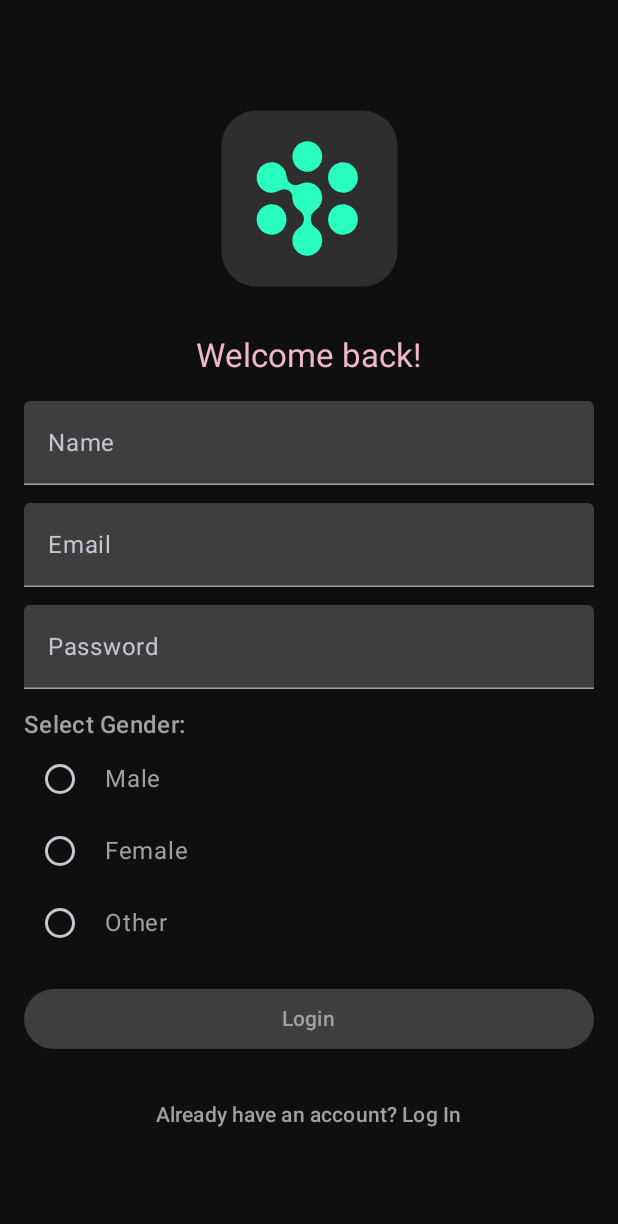
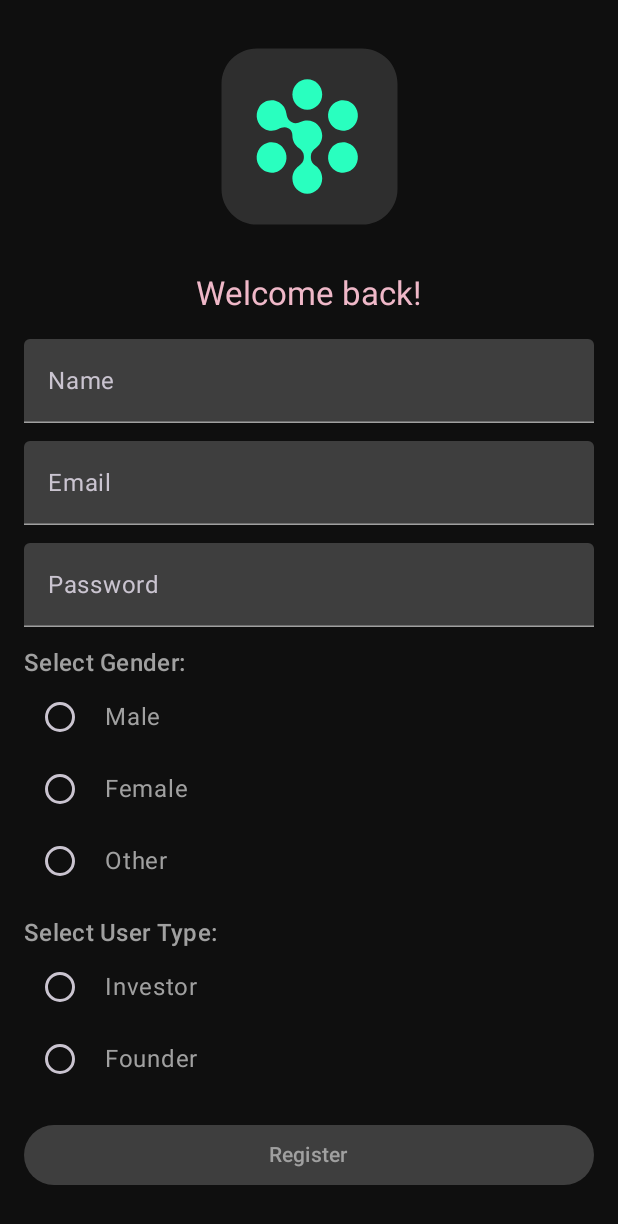
Before and after one commit to rookiky/Invest_er, an Android app built with Jetpack Compose: the RegistrationActivity screen opened directly, with no data from a screen before it, on a phone screen of 412 x 824 dp. Shown: the top 1224 px of the screen. Run offline under Robolectric (Android 15) with nearby library versions, the phone set to English and light mode, and no system bars; our stand-ins replace Firebase (no records; nobody signed in at launch, a user with empty details on screens opened directly).

```diff
--- a/app/build.gradle.kts
+++ b/app/build.gradle.kts
@@ -42,6 +42,7 @@ android {
 
 dependencies {
 
+
     implementation(libs.google.services)
     implementation("androidx.navigation:navigation-compose:2.8.5")
     implementation(libs.firebase.bom)
--- a/app/src/main/AndroidManifest.xml
+++ b/app/src/main/AndroidManifest.xml
@@ -15,6 +15,7 @@
         tools:targetApi="31">
         <activity android:name=".MainActivity" />
         <activity android:name=".RegistrationActivity" />
+        <activity android:name=".ProfileActivity" />
         <activity
             android:name=".LoginActivity"
             android:exported="true"
--- a/app/src/main/java/com/example/invest/RegisterActivity.kt
+++ b/app/src/main/java/com/example/invest/RegisterActivity.kt
@@ -29,15 +29,15 @@ class RegistrationActivity : ComponentActivity() {
 
         setContent {
             InvestTheme {
-                RegistrationScreen ({ email, password, name, sex ->
-                    registerUser(email, password, name, sex)
+                RegistrationScreen ({ email, password, name, sex, profileType ->
+                    registerUser(email, password, name, sex, profileType)
                 },
                 onLoginClick = { startActivity(Intent(this, LoginActivity::class.java)) }
                 )}
         }
     }
 
-    private fun registerUser(email: String, password: String, name: String, sex: String) {
+    private fun registerUser(email: String, password: String, name: String, sex: String, profileType: String) {
         mAuth?.createUserWithEmailAndPassword(email, password)?.addOnCompleteListener(this) { task ->
             if (!task.isSuccessful) {
                 Toast.makeText(this, "Sign up error", Toast.LENGTH_SHORT).show()
@@ -47,6 +47,7 @@ class RegistrationActivity : ComponentActivity() {
                 val userInfo = mapOf(
                     "name" to name,
                     "sex" to sex,
+                    "profileType" to profileType,
                     "profileImageUrl" to "default"
                 )
                 currentUserDb.updateChildren(userInfo)
@@ -59,14 +60,14 @@ class RegistrationActivity : ComponentActivity() {
 
 @OptIn(ExperimentalMaterial3Api::class)
 @Composable
-fun RegistrationScreen(onRegisterClick: (String, String, String, String) -> Unit, onLoginClick: () -> Unit) {
+fun RegistrationScreen(onRegisterClick: (String, String, String, String, String) -> Unit, onLoginClick: () -> Unit) {
     var email by remember { mutableStateOf("") }
     var password by remember { mutableStateOf("") }
     var name by remember { mutableStateOf("") }
     var selectedGender by remember { mutableStateOf("") }
     val genders = listOf("Male", "Female", "Other")
-
-    // Get the current context for displaying the Toast
+    var selectedProfileType by remember { mutableStateOf("") }
+    val profileTypes = listOf("Investor", "Founder")
     val context = LocalContext.current
 
     Surface(
@@ -164,12 +165,29 @@ fun RegistrationScreen(onRegisterClick: (String, String, String, String) -> Unit
                 }
             }
 
+            Spacer(modifier = Modifier.height(12.dp))
+
+            Text("Select User Type:", style = MaterialTheme.typography.titleMedium)
+            profileTypes.forEach { profileType ->
+                Row(
+                    verticalAlignment = androidx.compose.ui.Alignment.CenterVertically,
+                    modifier = Modifier.fillMaxWidth()
+                ) {
+                    RadioButton(
+                        selected = selectedProfileType == profileType,
+                        onClick = { selectedProfileType = profileType }
+                    )
+                    Spacer(modifier = Modifier.width(6.dp))
+                    Text(text = profileType)
+                }
+            }
+
             Spacer(modifier = Modifier.height(16.dp))
 
             Button(
                 onClick = {
                     if (email.isNotEmpty() && password.isNotEmpty() && name.isNotEmpty() && selectedGender.isNotEmpty()) {
-                        onRegisterClick(email, password, name, selectedGender)
+                        onRegisterClick(email, password, name, selectedGender, selectedProfileType)
                     } else {
                         Toast.makeText(context, "All fields are required", Toast.LENGTH_SHORT).show()
                     }
@@ -179,7 +197,7 @@ fun RegistrationScreen(onRegisterClick: (String, String, String, String) -> Unit
 
                     ),
             ) {
-                Text("Login", color = MaterialTheme.colorScheme.onBackground)
+                Text("Register", color = MaterialTheme.colorScheme.onBackground)
             }
             Spacer(modifier = Modifier.height(16.dp))
             TextButton(
--- a/gradle/libs.versions.toml
+++ b/gradle/libs.versions.toml
@@ -1,5 +1,6 @@
 [versions]
 agp = "8.8.0"
+firebaseAppcheckSafetynet = "16.1.2"
 firebaseAuth = "23.1.0"
 firebaseBom = "33.8.0"
 firebaseCore = "21.1.1"
@@ -18,6 +19,7 @@ composeBom = "2024.04.01"
 [libraries]
 androidx-core-ktx = { group = "androidx.core", name = "core-ktx", version.ref = "coreKtx" }
 firebase-analytics = { module = "com.google.firebase:firebase-analytics" }
+firebase-appcheck-safetynet = { module = "com.google.firebase:firebase-appcheck-safetynet", version.ref = "firebaseAppcheckSafetynet" }
 firebase-auth = { module = "com.google.firebase:firebase-auth", version.ref = "firebaseAuth" }
 firebase-bom = { module = "com.google.firebase:firebase-bom", version.ref = "firebaseBom" }
 firebase-core = { module = "com.google.firebase:firebase-core", version.ref = "firebaseCore" }
```
Also changed, not shown: app/src/main/java/com/example/invest/LoginActivity.kt (+52 -4 lines), app/src/main/java/com/example/invest/ProfileAcitivity.kt (added, +62 -0 lines), 1 other file.
